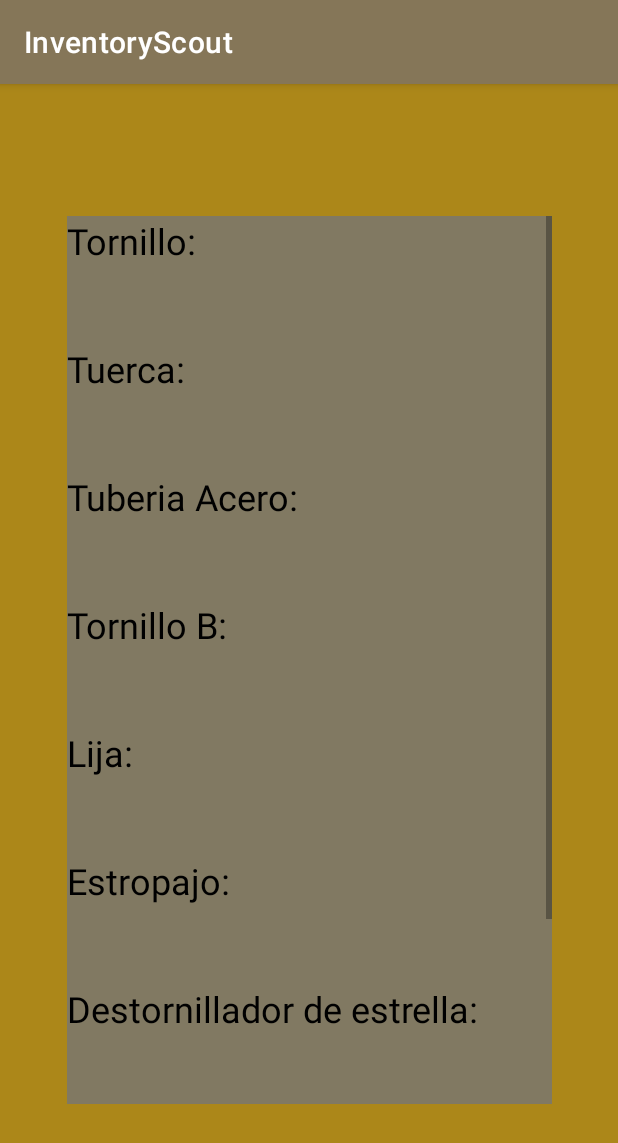
After one commit to FcoJAA/InventoryScout, an Android app: the ShowInventory screen opened directly, with no data from a screen before it, on a phone screen of 412 x 824 dp. The commit adds this screen. Shown: the top 1143 px of the screen. Run offline under Robolectric (Android 15) with nearby library versions, the phone set to English and light mode, and no system bars; our stand-ins replace Firebase (no records; nobody signed in at launch, a user with empty details on screens opened directly).

Commit message:
feat: showitems screens

```diff
--- a/app/src/main/AndroidManifest.xml
+++ b/app/src/main/AndroidManifest.xml
@@ -11,6 +11,9 @@
         android:roundIcon="@mipmap/ic_launcher_round"
         android:supportsRtl="true"
         android:theme="@style/Theme.InventoryScout">
+        <activity
+            android:name=".ShowInventory"
+            android:exported="false" />
         <activity
             android:name=".insertItems"
             android:exported="false" />
--- /dev/null
+++ b/app/src/main/java/com/example/inventoryscout/ShowInventory.java
@@ -0,0 +1,60 @@
+package com.example.inventoryscout;
+
+import androidx.annotation.NonNull;
+import androidx.appcompat.app.AppCompatActivity;
+
+import android.os.Bundle;
+import android.widget.TextView;
+import android.widget.Toast;
+
+import com.google.android.gms.tasks.OnCompleteListener;
+import com.google.android.gms.tasks.Task;
+import com.google.firebase.firestore.DocumentReference;
+import com.google.firebase.firestore.DocumentSnapshot;
+import com.google.firebase.firestore.FirebaseFirestore;
+
+public class ShowInventory extends AppCompatActivity {
+
+    static FirebaseFirestore db = FirebaseFirestore.getInstance();
+    final String colletionpath1 = "MainInventory";
+    public TextView tvshow1, tvshow2,tvshow3;
+    public String[] items = new String[]{"Tornillos", "Tuercas", "Tornillo B"};
+
+    @Override
+    protected void onCreate(Bundle savedInstanceState) {
+        super.onCreate(savedInstanceState);
+        setContentView(R.layout.activity_show_inventory);
+
+        tvshow1 = (TextView) findViewById(R.id.tvShow1);
+        tvshow2 = (TextView) findViewById(R.id.tvShow2);
+        tvshow3 = (TextView) findViewById(R.id.tvShow3);
+
+        for (int i = 0; i <3;i++) {
+            mostrar(items[i]);
+        }
+    }
+
+    public void mostrar(String value) {
+
+        DocumentReference docRef = db.collection(colletionpath1).document(value);
+        docRef.get().addOnCompleteListener(new OnCompleteListener<DocumentSnapshot>() {
+            @Override
+            public void onComplete(@NonNull Task<DocumentSnapshot> task) {
+                if (task.isSuccessful()) {
+                    DocumentSnapshot document = task.getResult();
+                    if (document.exists()) {
+                        if(value.equals("Tornillos")){tvshow1.setText(document.get("Unidades").toString());}
+                        if(value.equals("Tuercas")){tvshow2.setText(document.get("Unidades").toString());}
+                        if(value.equals("Tornillo B")){tvshow3.setText(document.get("Unidades").toString());}
+
+                    } else {
+                        Toast.makeText(ShowInventory.this, "Error", Toast.LENGTH_SHORT).show();
+                    }
+                } else {
+                    Toast.makeText(ShowInventory.this, "Error", Toast.LENGTH_SHORT).show();
+                }
+
+            }
+        });
+    }
+}
--- a/app/src/main/java/com/example/inventoryscout/myprofile.java
+++ b/app/src/main/java/com/example/inventoryscout/myprofile.java
@@ -26,6 +26,10 @@ public class myprofile extends AppCompatActivity {
         Intent i = new Intent(this,insertItems.class);
         startActivity(i);
     }
+    public void showInventory(View view){
+        Intent i = new Intent(this,ShowInventory.class);
+        startActivity(i);
+    }
 
     //MenuBar
     public boolean onCreateOptionsMenu(Menu menu){
--- a/app/src/main/res/layout/activity_myprofile.xml
+++ b/app/src/main/res/layout/activity_myprofile.xml
@@ -39,6 +39,7 @@
             android:layout_width="200dp"
             android:layout_height="wrap_content"
             android:layout_gravity="center"
+            android:onClick="showInventory"
             android:text="Show Inventary" />
 
         <Space
@@ -51,18 +52,7 @@
             android:layout_height="wrap_content"
             android:layout_gravity="center"
             android:onClick="insertItem"
-            android:text="Add new Item" />
-
-        <Space
-            android:layout_width="match_parent"
-            android:layout_height="30dp" />
-
-        <Button
-            android:id="@+id/button5"
-            android:layout_width="200dp"
-            android:layout_height="wrap_content"
-            android:layout_gravity="center"
-            android:text="Delete Item" />
+            android:text="Modify Item" />
 
         <Space
             android:layout_width="match_parent"
@@ -73,7 +63,8 @@
             android:layout_width="200dp"
             android:layout_height="wrap_content"
             android:layout_gravity="center"
-            android:text="Update Item" />
+            android:onClick="insertItem"
+            android:text="Make pdf" />
 
         <Space
             android:layout_width="match_parent"
--- /dev/null
+++ b/app/src/main/res/layout/activity_show_inventory.xml
@@ -0,0 +1,195 @@
+<?xml version="1.0" encoding="utf-8"?>
+<androidx.constraintlayout.widget.ConstraintLayout xmlns:android="http://schemas.android.com/apk/res/android"
+    xmlns:app="http://schemas.android.com/apk/res-auto"
+    xmlns:tools="http://schemas.android.com/tools"
+    android:layout_width="match_parent"
+    android:layout_height="match_parent"
+    android:background="#403208"
+    android:backgroundTint="#AC8719"
+    tools:context=".ShowInventory">
+
+    <ScrollView
+        android:layout_width="323dp"
+        android:layout_height="592dp"
+        android:background="#817962"
+        android:backgroundTint="#817962"
+        app:layout_constraintBottom_toBottomOf="parent"
+        app:layout_constraintEnd_toEndOf="parent"
+        app:layout_constraintStart_toStartOf="parent"
+        app:layout_constraintTop_toTopOf="parent">
+
+        <LinearLayout
+            android:layout_width="match_parent"
+            android:layout_height="wrap_content"
+            android:orientation="vertical">
+
+            <TextView
+                android:id="@+id/textView8"
+                android:layout_width="match_parent"
+                android:layout_height="wrap_content"
+                android:text="Tornillo:"
+                android:textColor="#000000"
+                android:textSize="24sp" />
+
+            <TextView
+                android:id="@+id/tvShow1"
+                android:layout_width="match_parent"
+                android:layout_height="wrap_content"
+                android:textColor="#000000"
+                android:textSize="24sp" />
+
+            <Space
+                android:layout_width="match_parent"
+                android:layout_height="20sp" />
+
+            <TextView
+                android:id="@+id/textView9"
+                android:layout_width="match_parent"
+                android:layout_height="wrap_content"
+                android:text="Tuerca:"
+                android:textColor="#000000"
+                android:textSize="24sp" />
+
+            <TextView
+                android:id="@+id/tvShow2"
+                android:layout_width="match_parent"
+                android:layout_height="wrap_content"
+                android:textColor="#000000"
+                android:textSize="24sp" />
+
+            <Space
+                android:layout_width="match_parent"
+                android:layout_height="20sp" />
+
+            <TextView
+                android:id="@+id/textView16"
+                android:layout_width="match_parent"
+                android:layout_height="wrap_content"
+                android:text="Tuberia Acero:"
+                android:textColor="#000000"
+                android:textSize="24sp" />
+
+            <TextView
+                android:id="@+id/tvShow3"
+                android:layout_width="match_parent"
+                android:layout_height="wrap_content"
+                android:textColor="#000000"
+                android:textSize="24sp" />
+
+            <Space
+                android:layout_width="match_parent"
+                android:layout_height="20sp" />
+
+            <TextView
+                android:id="@+id/textView7"
+                android:layout_width="match_parent"
+                android:layout_height="wrap_content"
+                android:text="Tornillo B:"
+                android:textColor="#000000"
+                android:textSize="24sp" />
+
+            <TextView
+                android:id="@+id/tvShow"
+                android:layout_width="match_parent"
+                android:layout_height="wrap_content"
+                android:textColor="#000000"
+                android:textSize="24sp" />
+
+            <Space
+                android:layout_width="match_parent"
+                android:layout_height="20sp" />
+
+            <TextView
+                android:id="@+id/textView17"
+                android:layout_width="match_parent"
+                android:layout_height="wrap_content"
+                android:text="Lija:"
+                android:textColor="#000000"
+                android:textSize="24sp" />
+
+            <TextView
+                android:id="@+id/tvShow4"
+                android:layout_width="match_parent"
+                android:layout_height="wrap_content"
+                android:textColor="#000000"
+                android:textSize="24sp" />
+
+            <Space
+                android:layout_width="match_parent"
+                android:layout_height="20sp" />
+
+            <TextView
+                android:id="@+id/textView18"
+                android:layout_width="match_parent"
+                android:layout_height="wrap_content"
+                android:text="Estropajo:"
+                android:textColor="#000000"
+                android:textSize="24sp" />
+
+            <TextView
+                android:id="@+id/tvShow5"
+                android:layout_width="match_parent"
+                android:layout_height="wrap_content"
+                android:textColor="#000000"
+                android:textSize="24sp" />
+
+            <Space
+                android:layout_width="match_parent"
+                android:layout_height="20sp" />
+
+            <TextView
+                android:id="@+id/textView19"
+                android:layout_width="match_parent"
+                android:layout_height="wrap_content"
+                android:text="Destornillador de estrella:"
+                android:textColor="#000000"
+                android:textSize="24sp" />
+
+            <TextView
+                android:id="@+id/tvShow6"
+                android:layout_width="match_parent"
+                android:layout_height="wrap_content"
+                android:textColor="#000000"
+                android:textSize="24sp" />
+
+            <Space
+                android:layout_width="match_parent"
+                android:layout_height="20sp" />
+
+            <TextView
+                android:id="@+id/textView20"
+                android:layout_width="match_parent"
+                android:layout_height="wrap_content"
+                android:text="Arandela:"
+                android:textColor="#000000"
+                android:textSize="24sp" />
+
+            <TextView
+                android:id="@+id/tvShow7"
+                android:layout_width="match_parent"
+                android:layout_height="wrap_content"
+                android:textColor="#000000"
+                android:textSize="24sp" />
+
+            <Space
+                android:layout_width="match_parent"
+                android:layout_height="20sp" />
+
+            <TextView
+                android:id="@+id/textView21"
+                android:layout_width="match_parent"
+                android:layout_height="wrap_content"
+                android:text="Cinta Americana:"
+                android:textColor="#000000"
+                android:textSize="24sp" />
+
+            <TextView
+                android:id="@+id/tvShow8"
+                android:layout_width="match_parent"
+                android:layout_height="wrap_content"
+                android:textColor="#000000"
+                android:textSize="24sp" />
+        </LinearLayout>
+    </ScrollView>
+
+</androidx.constraintlayout.widget.ConstraintLayout>
```
